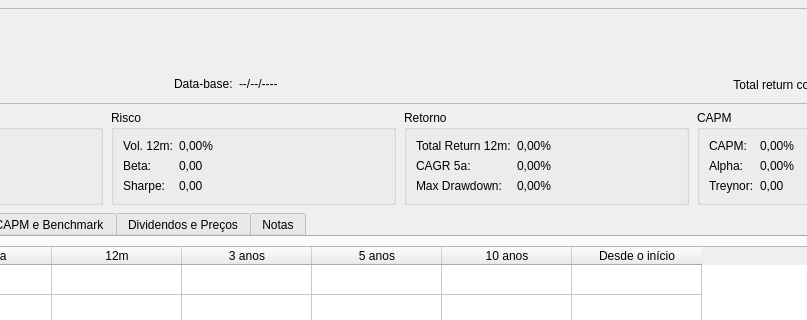
Before: the Qt Designer form src/ui/frmFiiDetail.ui in jeronimopenha/MarginMiner, drawn with Qt 5; both pictures show x 190 to 997 and y 0 to 320 of the 1180 by 760 pixel window.
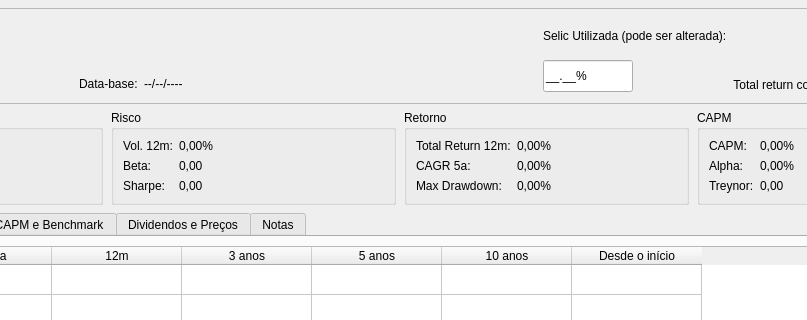
After: the same form once the commit is applied. The open tabs and pages were chosen to show the change.

Commit message: Working on nice indicators and improving the GUI interface

Diff of the .ui file:
```diff
--- a/src/ui/frmFiiDetail.ui
+++ b/src/ui/frmFiiDetail.ui
@@ -122,7 +122,54 @@
         </property>
        </spacer>
       </item>
-
+      <item>
+       <layout class="QVBoxLayout" name="verticalLayout" stretch="0,0">
+        <property name="leftMargin">
+         <number>0</number>
+        </property>
+        <property name="topMargin">
+         <number>0</number>
+        </property>
+        <property name="rightMargin">
+         <number>0</number>
+        </property>
+        <property name="bottomMargin">
+         <number>0</number>
+        </property>
+        <item>
+         <widget class="QLabel" name="label">
+          <property name="text">
+           <string>Selic Utilizada (pode ser alterada):</string>
+          </property>
+         </widget>
+        </item>
+        <item alignment="Qt::AlignmentFlag::AlignLeft|Qt::AlignmentFlag::AlignVCenter">
+         <widget class="QLineEdit" name="txtSelic">
+          <property name="sizePolicy">
+           <sizepolicy hsizetype="Fixed" vsizetype="Fixed">
+            <horstretch>0</horstretch>
+            <verstretch>0</verstretch>
+           </sizepolicy>
+          </property>
+          <property name="minimumSize">
+           <size>
+            <width>90</width>
+            <height>32</height>
+           </size>
+          </property>
+          <property name="maximumSize">
+           <size>
+            <width>90</width>
+            <height>32</height>
+           </size>
+          </property>
+          <property name="inputMask">
+           <string>##.00%;_</string>
+          </property>
+         </widget>
+        </item>
+       </layout>
+      </item>
       <item>
        <layout class="QVBoxLayout" name="verticalLayoutHeaderRight">
         <item>
```
Left out of the diff: 58 changed lines with no effect on the pictures. The commit also changes 2 other files.
